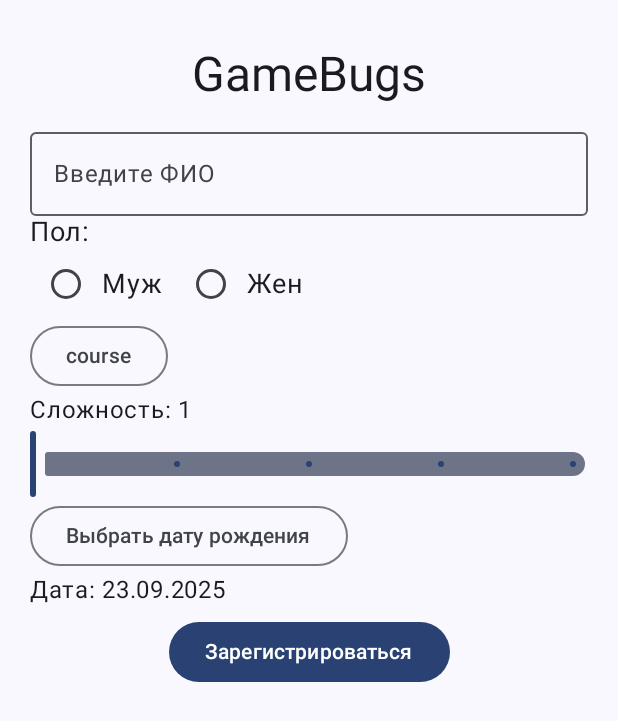
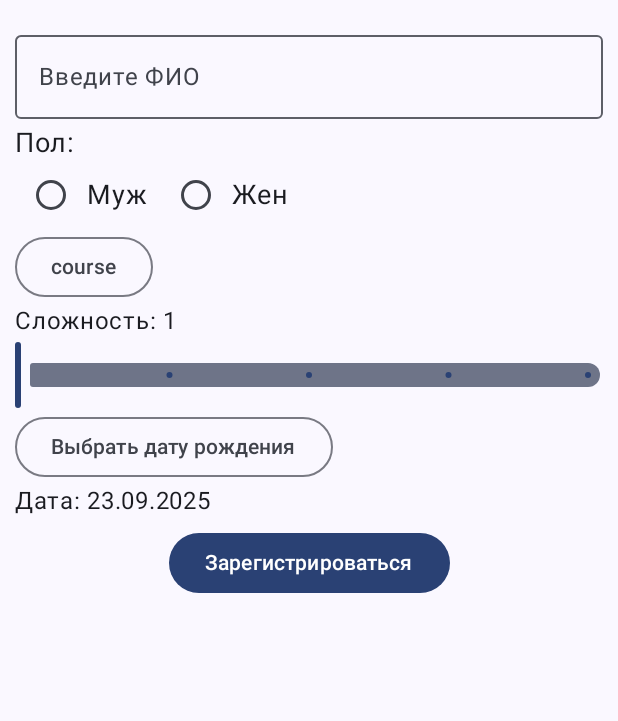
Before and after one commit to Giro216/GameBugs, an Android app built with Jetpack Compose: the screen it shows after launch (MainActivity), on a phone screen of 412 x 824 dp. Shown: the top 721 px of the screen. Run offline under Robolectric (Android 15) with nearby library versions, the phone set to English and light mode, and no system bars.

Commit message:
Done Lab2

```diff
--- a/app/src/main/java/com/example/gamebugs/ui/components/registrationHandle.kt
+++ b/app/src/main/java/com/example/gamebugs/ui/components/registrationHandle.kt
@@ -2,6 +2,7 @@ package com.example.gamebugs.ui.components
 
 import android.annotation.SuppressLint
 import android.app.DatePickerDialog
+import androidx.compose.foundation.Image
 import androidx.compose.foundation.layout.Arrangement
 import androidx.compose.foundation.layout.Box
 import androidx.compose.foundation.layout.Column
@@ -30,6 +31,7 @@ import androidx.compose.runtime.setValue
 import androidx.compose.ui.Alignment
 import androidx.compose.ui.Modifier
 import androidx.compose.ui.platform.LocalContext
+import androidx.compose.ui.res.painterResource
 import androidx.compose.ui.res.stringResource
 import androidx.compose.ui.tooling.preview.Preview
 import androidx.compose.ui.unit.dp
@@ -81,18 +83,10 @@ fun RegistrationPanel() {
     Column(
         modifier = Modifier
             .fillMaxSize()
-            .padding(20.dp),
+            .padding(10.dp),
         horizontalAlignment = Alignment.Start,
         verticalArrangement = Arrangement.Top
     ) {
-
-        Text(
-            text = stringResource(R.string.app_name),
-            style = MaterialTheme.typography.headlineLarge,
-            modifier = Modifier
-                .align(Alignment.CenterHorizontally)
-                .padding(vertical = 10.dp)
-        )
 
         OutlinedTextField(
             value = fullName,
@@ -101,6 +95,7 @@ fun RegistrationPanel() {
             modifier = Modifier
                 .fillMaxWidth()
                 .align(alignment = Alignment.Start)
+                .padding(vertical = 5.dp)
         )
 
         Text("Пол:",
@@ -166,7 +161,7 @@ fun RegistrationPanel() {
 
         // Дата рождения
         OutlinedButton(onClick = { datePickerDialog.show() }) {
-            Text("Выбрать дату рождения")
+            Text(text = "Выбрать дату рождения")
         }
         Text("Дата: ${SimpleDateFormat("dd.MM.yyyy", Locale.getDefault()).format(Date(birthDate))}")
 
@@ -201,6 +196,11 @@ fun RegistrationPanel() {
             """.trimIndent()
             )
 
+            Image(
+                painterResource(id = getZodiacImage(it.zodiac)),
+                contentDescription = null
+            )
+
             Spacer(Modifier.height(12.dp))
 
         }
@@ -229,6 +229,14 @@ fun getZodiac(dateMillis: Long): String {
     }
 }
 
+fun getZodiacImage(zodiac: String): Int {
+    return when (zodiac) {
+        "Дева" -> R.drawable.girl1
+        "Рак" -> R.drawable.cansor
+        else -> R.drawable._x8gxzputiy
+    }
+}
+
 @Preview
 @Composable
 fun RegistrationPanelPreview() {
```
Also changed, not shown: app/src/main/res/drawable-nodpi/cansor.png (added), app/src/main/res/drawable-nodpi/girl1.jpg (added).
